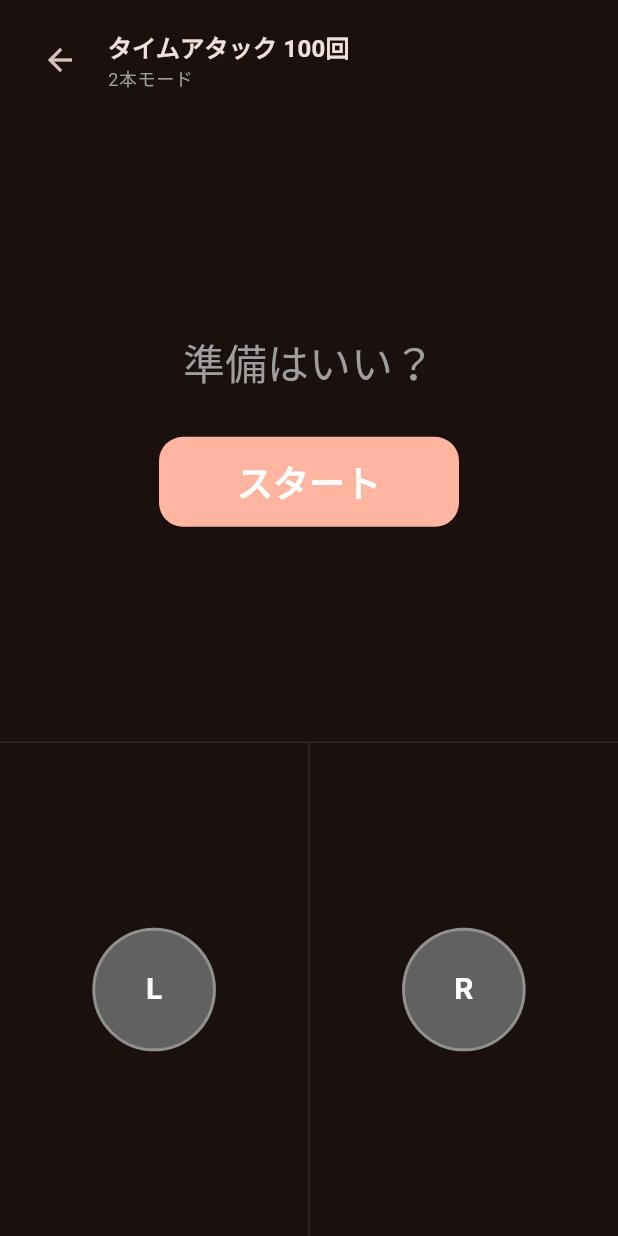
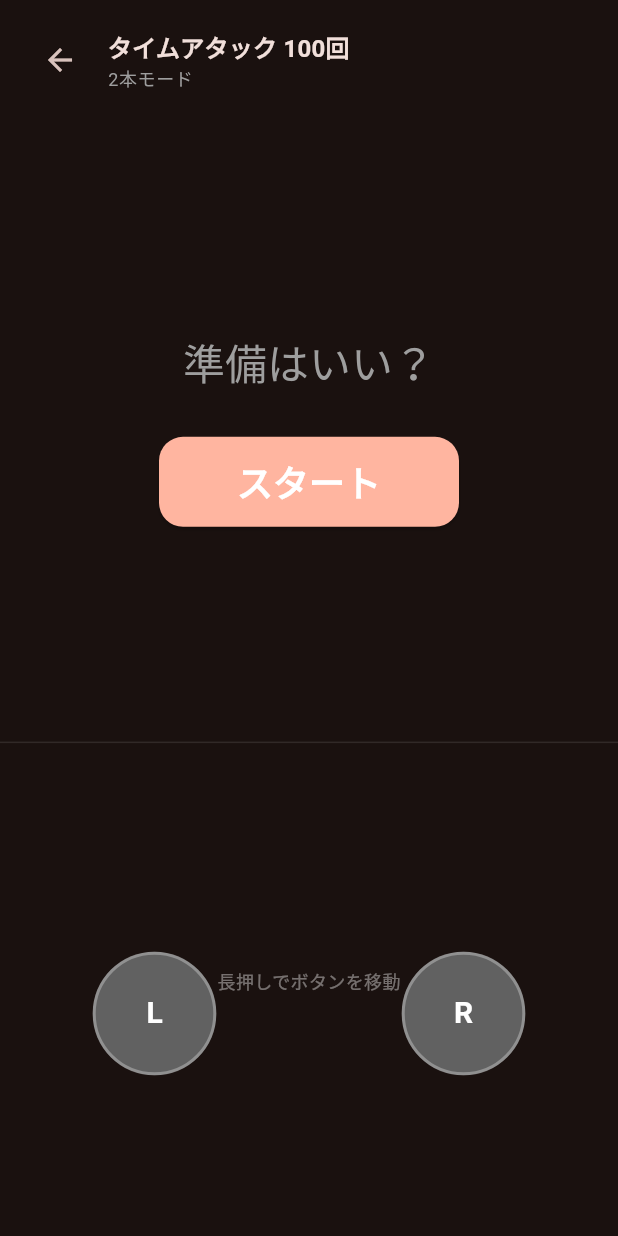
Before and after one commit to djin-3/running_fingers, a Flutter app: the screen it shows after launch, after a tap on an icon or button, on a phone screen of 412 x 824 dp. Run offline on Flutter 3.47's test engine with Material 3 defaults, Android fonts, the phone set to English and light mode, and no system bars; our stand-ins replace confetti, shared_preferences, wakelock_plus.

Commit message:
feat: ボタン位置調整機能を実装（長押しドラッグ・設定保存）
- StorageService にボタン位置の保存・読み込み API を追加
  - posKeyLeft / posKeyRight / posKeyCenter キー定数
  - getButtonPos() / saveButtonPos() メソッド
- ゲームボタンをフルスクリーンオーバーレイに移行
  - readyフェーズで LongPressDraggable によるドラッグ移動が可能
  - set/playingフェーズは IgnorePointer + 背面 GestureDetector でタップ処理
  - 「長押しでボタンを移動」ヒントテキスト表示
- 制約: 画面端クランプ・スタートボタン重なり禁止・2本モードx制約・ボタン同士の重なり禁止
- 旧 _buildTwoFingerLayout / _buildOneFingerLayout を削除
- README の Phase 4 チェックボックスと進捗セクションを更新

Co-Authored-By: Claude Sonnet 4.6 <noreply@anthropic.com>

```diff
--- a/lib/screens/game_screen.dart
+++ b/lib/screens/game_screen.dart
@@ -1,8 +1,10 @@
+import 'dart:math' as math;
 import 'package:flutter/material.dart';
 import 'package:flutter/services.dart';
 import 'package:wakelock_plus/wakelock_plus.dart';
 import '../models/game_state.dart';
 import '../models/record_data.dart';
+import '../services/storage_service.dart';
 import '../widgets/tap_button.dart';
 import 'result_screen.dart';
 
@@ -13,6 +15,7 @@ import 'result_screen.dart';
 /// - 2本モード: 左右ボタン配置、交互タップ検出
 /// - 1本モード: 中央ボタン配置、連打検出
 /// - タイマー/カウンター表示
+/// - ボタン位置調整: readyフェーズで長押しドラッグ、位置はSharedPreferencesに保存
 class GameScreen extends StatefulWidget {
   final int fingerMode;
   final bool isTimeAttack;
@@ -33,6 +36,14 @@ class _GameScreenState extends State<GameScreen>
   bool _leftTapped = false;
   bool _rightTapped = false;
   bool _centerTapped = false;
+
+  // ボタン位置（正規化: 0.0〜1.0 / MediaQuery.of(context).size 基準）
+  Offset _leftNorm = const Offset(0.25, 0.82);
+  Offset _rightNorm = const Offset(0.75, 0.82);
+  Offset _centerNorm = const Offset(0.5, 0.82);
+
+  // スタートボタンの位置取得用
+  final GlobalKey _startButtonKey = GlobalKey();
 
   // "Go!!" バウンス
   bool _goAnimTriggered = false;
@@ -70,6 +81,24 @@ class _GameScreenState extends State<GameScreen>
     _setPulseAnim = Tween<double>(begin: 1.0, end: 1.06).animate(
       CurvedAnimation(parent: _setPulseController, curve: Curves.easeInOut),
     );
+
+    _loadButtonPositions();
+  }
+
+  Future<void> _loadButtonPositions() async {
+    final left = await StorageService.getButtonPos(
+        StorageService.posKeyLeft, const Offset(0.25, 0.82));
+    final right = await StorageService.getButtonPos(
+        StorageService.posKeyRight, const Offset(0.75, 0.82));
+    final center = await StorageService.getButtonPos(
+        StorageService.posKeyCenter, const Offset(0.5, 0.82));
+    if (mounted) {
+      setState(() {
+        _leftNorm = left;
+        _rightNorm = right;
+        _centerNorm = center;
+      });
+    }
   }
 
   void _onGameStateChanged() {
@@ -177,22 +206,155 @@ class _GameScreenState extends State<GameScreen>
     _gameState.reset();
   }
 
+  void _clearTapState() {
+    setState(() {
+      _leftTapped = false;
+      _rightTapped = false;
+      _centerTapped = false;
+    });
+  }
+
+  void _handleGameTap(Offset globalPos, Size size, double buttonSize) {
+    if (widget.fingerMode == 2) {
+      final leftPx = Offset(_leftNorm.dx * size.width, _leftNorm.dy * size.height);
+      final rightPx = Offset(_rightNorm.dx * size.width, _rightNorm.dy * size.height);
+      if (_isWithinTapRadius(globalPos, leftPx, buttonSize)) {
+        setState(() => _leftTapped = true);
+        _handleTap(side: TapSide.left);
+      } else if (_isWithinTapRadius(globalPos, rightPx, buttonSize)) {
+        setState(() => _rightTapped = true);
+        _handleTap(side: TapSide.right);
+      }
+    } else {
+      final centerPx = Offset(_centerNorm.dx * size.width, _centerNorm.dy * size.height);
+      if (_isWithinTapRadius(globalPos, centerPx, buttonSize)) {
+        setState(() => _centerTapped = true);
+        _handleTap();
+      }
+    }
+  }
+
+  /// タップがボタン中心から有効半径内かどうか判定
+  bool _isWithinTapRadius(Offset tapPosition, Offset center, double buttonSize) {
+    // ボタン半径 + 20px の余裕
+    final tapRadius = buttonSize / 2 + 20;
+    return (tapPosition - center).distance <= tapRadius;
+  }
+
+  void _onButtonDragEnd(String key, Offset topLeftGlobal, Size size, double buttonSize) {
+    // LongPressDraggable.offset はフィードバックウィジェットの左上なのでセンターに変換
+    final centerGlobal = topLeftGlobal + Offset(buttonSize / 2, buttonSize / 2);
+    final raw = Offset(centerGlobal.dx / size.width, centerGlobal.dy / size.height);
+
+    final constrained = _applyConstraints(key, raw, size, buttonSize);
+    setState(() {
+      if (key == 'left') _leftNorm = constrained;
+      else if (key == 'right') _rightNorm = constrained;
+      else _centerNorm = constrained;
+    });
+    StorageService.saveButtonPos(
+      key == 'left'
+          ? StorageService.posKeyLeft
+          : key == 'right'
+              ? StorageService.posKeyRight
+              : StorageService.posKeyCenter,
+      constrained,
+    );
+  }
+
+  Offset _applyConstraints(String key, Offset norm, Size size, double buttonSize) {
+    // 1. 画面内クランプ（ヘッダー下 & ボタン半径マージン）
+    final hx = (buttonSize / 2) / size.width;
+    final hy = (buttonSize / 2) / size.height;
+    // ヘッダー高さ（SafeAreaトップ + ヘッダーWidget約72px）
+    final headerNormY = (MediaQuery.of(context).padding.top + 72) / size.height;
+    final x = norm.dx.clamp(hx, 1.0 - hx);
+    final y = norm.dy.clamp(math.max(hy, headerNormY), 1.0 - hy);
+    var result = Offset(x, y);
+
+    // 2. スタートボタンとの重なり禁止
+    final startBox = _startButtonKey.currentContext?.findRenderObject() as RenderBox?;
+    if (startBox != null) {
+      final startPos = startBox.localToGlobal(Offset.zero);
+      final startSize = startBox.size;
+      final btnPx = Offset(result.dx * size.width, result.dy * size.height);
+      final btnRect = Rect.fromCenter(center: btnPx, width: buttonSize, height: buttonSize);
+      final startRect = startPos & startSize;
+      if (btnRect.overlaps(startRect)) {
+        return key == 'left' ? _leftNorm
+            : key == 'right' ? _rightNorm
+            : _centerNorm;
+      }
+    }
+
+    // 3. 2本モード: x方向制約（right.x >= left.x）
+    if (widget.fingerMode == 2) {
+      if (key == 'right') {
+        result = Offset(math.max(result.dx, _leftNorm.dx), result.dy);
+      } else if (key == 'left') {
+        result = Offset(math.min(result.dx, _rightNorm.dx), result.dy);
+      }
+    }
+
+    // 4. 2本モード: 重なり禁止
+    if (widget.fingerMode == 2) {
+      final otherNorm = key == 'left' ? _rightNorm : _leftNorm;
+      final resPx = Offset(result.dx * size.width, result.dy * size.height);
+      final othPx = Offset(otherNorm.dx * size.width, otherNorm.dy * size.height);
+      if ((resPx - othPx).distance < buttonSize) {
+        return key == 'left' ? _leftNorm : _rightNorm;
+      }
+    }
+
+    return result;
+  }
+
   @override
   Widget build(BuildContext context) {
+    final isTappable = _gameState.phase == GamePhase.set ||
+        _gameState.phase == GamePhase.playing;
+    final isReady = _gameState.phase == GamePhase.ready;
+    final size = MediaQuery.of(context).size;
+    final shortestSide = size.shortestSide;
+    final buttonSize = widget.fingerMode == 2
+        ? shortestSide * 0.20
+        : shortestSide * 0.25;
+
     return Scaffold(
       body: Stack(
         children: [
+          // 通常UI（ヘッダー・中央エリア・タップエリア枠線）
           SafeArea(
             child: Column(
               children: [
                 _buildHeader(context),
                 Expanded(child: _buildCenterArea(context)),
-                _buildTapArea(context),
+                _buildTapAreaGuide(),
               ],
             ),
           ),
-          IgnorePointer(
-            child: AnimatedOpacity(
+          // ゲームタップ検出（set/playingのみ。translucent で他UIを妨げない）
+          if (isTappable)
+            Positioned.fill(
+              child: GestureDetector(
+                behavior: HitTestBehavior.translucent,
+                onTapDown: (details) =>
+                    _handleGameTap(details.globalPosition, size, buttonSize),
+                onTapUp: (_) => _clearTapState(),
+                onTapCancel: _clearTapState,
+              ),
+            ),
+          // ボタンオーバーレイ（常に描画）
+          _buildButtonOverlay(isReady, size, buttonSize),
+          // 画面端グロー
+          IgnorePointer(child: _buildScreenGlow()),
+        ],
+      ),
+    );
+  }
+
+  Widget _buildScreenGlow() {
+    return AnimatedOpacity(
       opacity: _gameState.phase == GamePhase.playing && _gameState.effectLevel >= 4
           ? 1.0
           : 0.0,
@@ -211,11 +373,111 @@ class _GameScreenState extends State<GameScreen>
           ),
         ),
       ),
+    );
+  }
+
+  /// タップエリアのガイド枠（ボタンはオーバーレイに移動）
+  Widget _buildTapAreaGuide() {
+    return Container(
+      height: MediaQuery.of(context).size.height * 0.4,
+      decoration: BoxDecoration(
+        border: Border(
+          top: BorderSide(
+            color: Colors.white.withValues(alpha: 0.1),
+          ),
+        ),
+      ),
+    );
+  }
+
+  Widget _buildButtonOverlay(bool isReady, Size size, double buttonSize) {
+    return Positioned.fill(
+      child: Stack(
+        children: [
+          if (widget.fingerMode == 2) ...[
+            _buildPositionedButton('left', isReady, size, buttonSize),
+            _buildPositionedButton('right', isReady, size, buttonSize),
+          ] else ...[
+            _buildPositionedButton('center', isReady, size, buttonSize),
+          ],
+          // readyフェーズのみ: 操作ヒント
+          if (isReady)
+            Align(
+              alignment: const Alignment(0, 0.6),
+              child: Text(
+                '長押しでボタンを移動',
+                style: TextStyle(
+                    color: Colors.white.withValues(alpha: 0.4), fontSize: 12),
               ),
             ),
         ],
       ),
     );
+  }
+
+  Widget _buildPositionedButton(
+      String key, bool isReady, Size size, double buttonSize) {
+    final norm = key == 'left'
+        ? _leftNorm
+        : key == 'right'
+            ? _rightNorm
+            : _centerNorm;
+    final px = Offset(norm.dx * size.width, norm.dy * size.height);
+    final button = _buildTapButtonWidget(key, buttonSize);
+
+    return Positioned(
+      left: px.dx - buttonSize / 2,
+      top: px.dy - buttonSize / 2,
+      width: buttonSize,
+      height: buttonSize,
+      child: isReady
+          ? LongPressDraggable<String>(
+              data: key,
+              feedback: Material(
+                color: Colors.transparent,
+                child: Opacity(
+                    opacity: 0.75,
+                    child: _buildTapButtonWidget(key, buttonSize)),
+              ),
+              childWhenDragging: Opacity(opacity: 0.25, child: button),
+              onDragEnd: (details) =>
+                  _onButtonDragEnd(key, details.offset, size, buttonSize),
+              child: button,
+            )
+          : IgnorePointer(child: button),
+    );
+  }
+
+  Widget _buildTapButtonWidget(String key, double buttonSize) {
+    final isActive = _gameState.phase == GamePhase.set ||
+        _gameState.phase == GamePhase.playing;
+    if (key == 'left') {
+      return TapButton(
+        label: 'L',
+        isTapped: _leftTapped,
+        isInvalid: _gameState.invalidTapSide == TapSide.left,
+        isActive: isActive,
+        size: buttonSize,
+        effectLevel: _gameState.effectLevel,
+      );
+    } else if (key == 'right') {
+      return TapButton(
+        label: 'R',
+        isTapped: _rightTapped,
+        isInvalid: _gameState.invalidTapSide == TapSide.right,
+        isActive: isActive,
+        size: buttonSize,
+        effectLevel: _gameState.effectLevel,
+      );
+    } else {
+      return TapButton(
+        label: 'TAP',
+        isTapped: _centerTapped,
+        isActive: isActive,
+        size: buttonSize,
+        effectLevel: _gameState.effectLevel,
+      );
+    }
   }
 
   /// ヘッダー: モード名と戻るボタン
@@ -360,6 +622,7 @@ class _GameScreenState extends State<GameScreen>
           ),
           const SizedBox(height: 32),
           SizedBox(
+            key: _startButtonKey,
             width: 200,
             height: 60,
             child: ElevatedButton(
@@ -517,159 +780,4 @@ class _GameScreenState extends State<GameScreen>
       );
     }
   }
-
-  /// タップエリア: ボタン配置
-  Widget _buildTapArea(BuildContext context) {
-    // スタートシーケンス中とプレイ中のみタップ受付
-    final isTappable = _gameState.phase == GamePhase.set ||
-        _gameState.phase == GamePhase.playing;
-
-    final shortestSide = MediaQuery.of(context).size.shortestSide;
-    final twoFingerButtonSize = shortestSide * 0.20;
-    final oneFingerButtonSize = shortestSide * 0.25;
-
-    return Container(
-      height: MediaQuery.of(context).size.height * 0.4,
-      decoration: BoxDecoration(
-        border: Border(
-          top: BorderSide(
-            color: Colors.white.withValues(alpha: 0.1),
-          ),
-        ),
-      ),
-      child: widget.fingerMode == 2
-          ? _buildTwoFingerLayout(isTappable, buttonSize: twoFingerButtonSize)
-          : _buildOneFingerLayout(isTappable, buttonSize: oneFingerButtonSize),
-    );
 }
-
-  /// タップがボタン中心から有効半径内かどうか判定
-  bool _isWithinTapRadius(Offset tapPosition, Offset center, double buttonSize) {
-    // ボタン半径 + 20px の余裕
-    final tapRadius = buttonSize / 2 + 20;
-    return (tapPosition - center).distance <= tapRadius;
-  }
-
-  /// 2本モード: 左右ボタン配置
-  Widget _buildTwoFingerLayout(bool isActive, {required double buttonSize}) {
-
-    return Row(
-      children: [
-        // 左半分
-        Expanded(
-          child: LayoutBuilder(
-            builder: (context, constraints) {
-              final center = Offset(
-                constraints.maxWidth / 2,
-                constraints.maxHeight / 2,
-              );
-              return GestureDetector(
-                behavior: HitTestBehavior.opaque,
-                onTapDown: isActive ? (details) {
-                  if (_isWithinTapRadius(details.localPosition, center, buttonSize)) {
-                    setState(() => _leftTapped = true);
-                    _handleTap(side: TapSide.left);
-                  }
-                } : null,
-                onTapUp: isActive ? (_) {
-                  setState(() => _leftTapped = false);
-                } : null,
-                onTapCancel: isActive ? () {
-                  setState(() => _leftTapped = false);
-                } : null,
-                child: Center(
-                  child: TapButton(
-                    label: 'L',
-                    isTapped: _leftTapped,
-                    isInvalid: _gameState.invalidTapSide == TapSide.left,
-                    isActive: isActive,
-                    size: buttonSize,
-                    effectLevel: _gameState.effectLevel,
-                  ),
-                ),
-              );
-            },
-          ),
-        ),
-        // 区切り線
-        Container(
-          width: 1,
-          color: Colors.white.withValues(alpha: 0.1),
-        ),
-        // 右半分
-        Expanded(
-          child: LayoutBuilder(
-            builder: (context, constraints) {
-              final center = Offset(
-                constraints.maxWidth / 2,
-                constraints.maxHeight / 2,
-              );
-              return GestureDetector(
-                behavior: HitTestBehavior.opaque,
-                onTapDown: isActive ? (details) {
-                  if (_isWithinTapRadius(details.localPosition, center, buttonSize)) {
-                    setState(() => _rightTapped = true);
-                    _handleTap(side: TapSide.right);
-                  }
-                } : null,
-                onTapUp: isActive ? (_) {
-                  setState(() => _rightTapped = false);
-                } : null,
-                onTapCancel: isActive ? () {
-                  setState(() => _rightTapped = false);
-                } : null,
-                child: Center(
-                  child: TapButton(
-                    label: 'R',
-                    isTapped: _rightTapped,
-                    isInvalid: _gameState.invalidTapSide == TapSide.right,
-                    isActive: isActive,
-                    size: buttonSize,
-                    effectLevel: _gameState.effectLevel,
-                  ),
-                ),
-              );
-            },
-          ),
-        ),
-      ],
-    );
-  }
-
-  /// 1本モード: 中央ボタン配置
-  Widget _buildOneFingerLayout(bool isActive, {required double buttonSize}) {
-
-    return LayoutBuilder(
-      builder: (context, constraints) {
-        final center = Offset(
-          constraints.maxWidth / 2,
-          constraints.maxHeight / 2,
-        );
-        return GestureDetector(
-          behavior: HitTestBehavior.opaque,
-          onTapDown: isActive ? (details) {
-            if (_isWithinTapRadius(details.localPosition, center, buttonSize)) {
-              setState(() => _centerTapped = true);
-              _handleTap();
-            }
-          } : null,
-          onTapUp: isActive ? (_) {
-            setState(() => _centerTapped = false);
-          } : null,
-          onTapCancel: isActive ? () {
-            setState(() => _centerTapped = false);
-          } : null,
-          child: Center(
-            child: TapButton(
-              label: 'TAP',
-              isTapped: _centerTapped,
-              isActive: isActive,
-              size: buttonSize,
-              effectLevel: _gameState.effectLevel,
-            ),
-          ),
-        );
-      },
-    );
-  }
-}
--- a/lib/services/storage_service.dart
+++ b/lib/services/storage_service.dart
@@ -1,10 +1,31 @@
 import 'dart:convert';
+import 'dart:ui';
 import 'package:shared_preferences/shared_preferences.dart';
 import '../models/record_data.dart';
 
 /// SharedPreferencesを使った記録の保存・読み込み
 class StorageService {
   static const int _maxHistory = 10;
+
+  // ボタン位置キー
+  static const String posKeyLeft = 'btn_pos_left';
+  static const String posKeyRight = 'btn_pos_right';
+  static const String posKeyCenter = 'btn_pos_center';
+
+  /// ボタン位置を取得（デフォルト値つき）
+  static Future<Offset> getButtonPos(String key, Offset defaultValue) async {
+    final prefs = await SharedPreferences.getInstance();
+    final json = prefs.getString(key);
+    if (json == null) return defaultValue;
+    final map = jsonDecode(json) as Map<String, dynamic>;
+    return Offset((map['x'] as num).toDouble(), (map['y'] as num).toDouble());
+  }
+
+  /// ボタン位置を保存（スクリーンサイズで正規化した値）
+  static Future<void> saveButtonPos(String key, Offset norm) async {
+    final prefs = await SharedPreferences.getInstance();
+    await prefs.setString(key, jsonEncode({'x': norm.dx, 'y': norm.dy}));
+  }
 
   // キー生成: {fingerMode}_{isTimeAttack}_{best|history}
   static String _bestKey(int fingerMode, bool isTimeAttack) =>
```
Also changed, not shown: 1 other file. Lines whose indentation alone changed are shown as unchanged.
